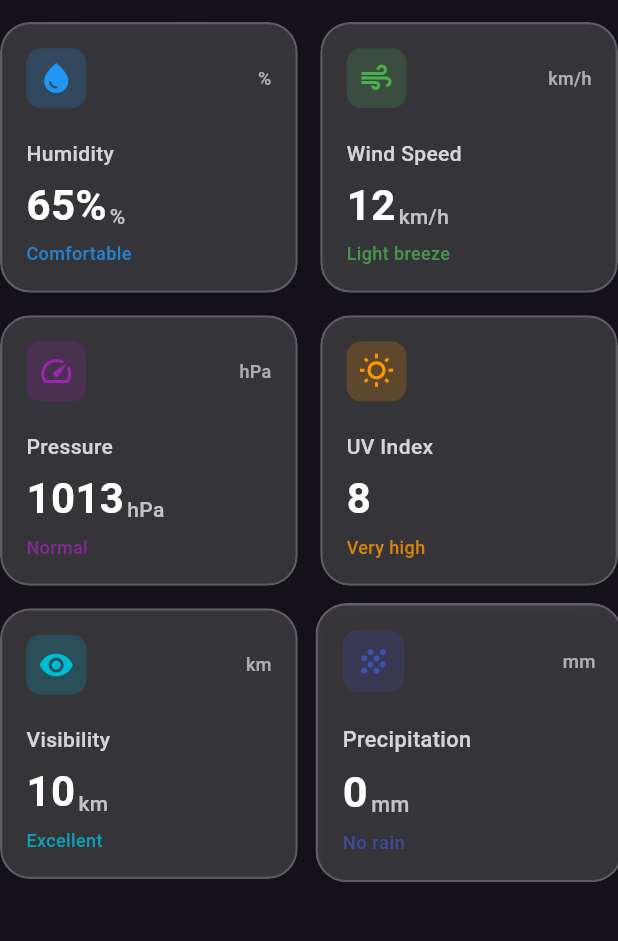
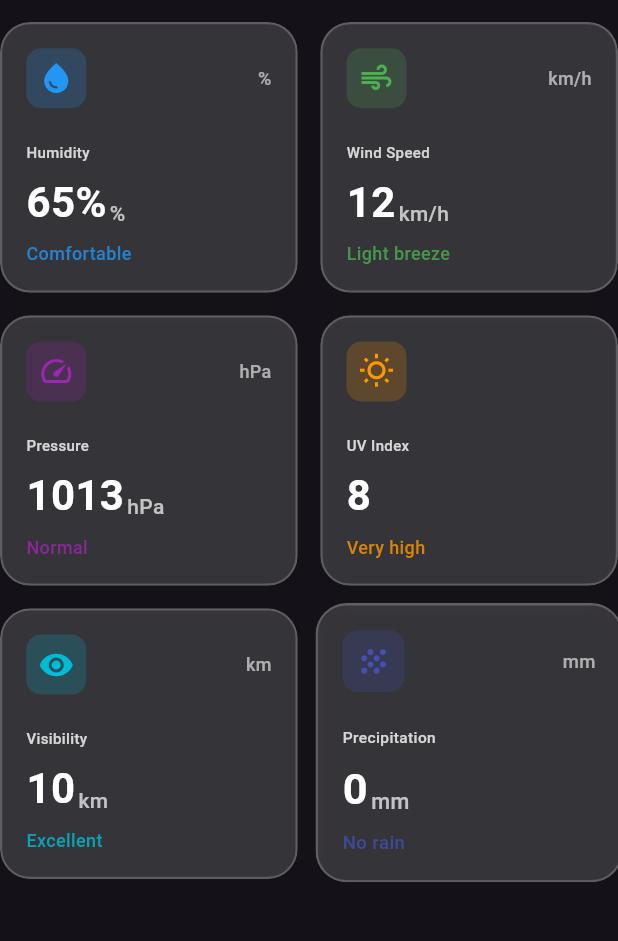
Before and after one commit to wahyualif23014/WeatherAPP, a Flutter app: the WeatherMetricsGrid widget shown alone on an empty page, opened directly, on a phone screen of 412 x 824 dp, the part 44-985 px from its top. Run offline on Flutter 3.47's test engine with Material 3 defaults, Android fonts, the phone set to English and light mode, and no system bars; our stand-ins replace flutter_dotenv, google_maps_flutter, shared_preferences; accounts and stored records are empty; network calls fail.

Commit message:
new metric

```diff
--- a/lib/widget/weather_metrics_grid.dart
+++ b/lib/widget/weather_metrics_grid.dart
@@ -222,11 +222,11 @@ class _WeatherMetricsGridState extends State<WeatherMetricsGrid>
                       ),
                     ],
                   ),
-                  const SizedBox(height: 12),
+                  const SizedBox(height: 10),
                   Text(
                     metric.title,
                     style: TextStyle(
-                      fontSize: 14,
+                      fontSize: 10,
                       color: Colors.white.withOpacity(0.8),
                       fontWeight: FontWeight.w500,
                     ),
```
